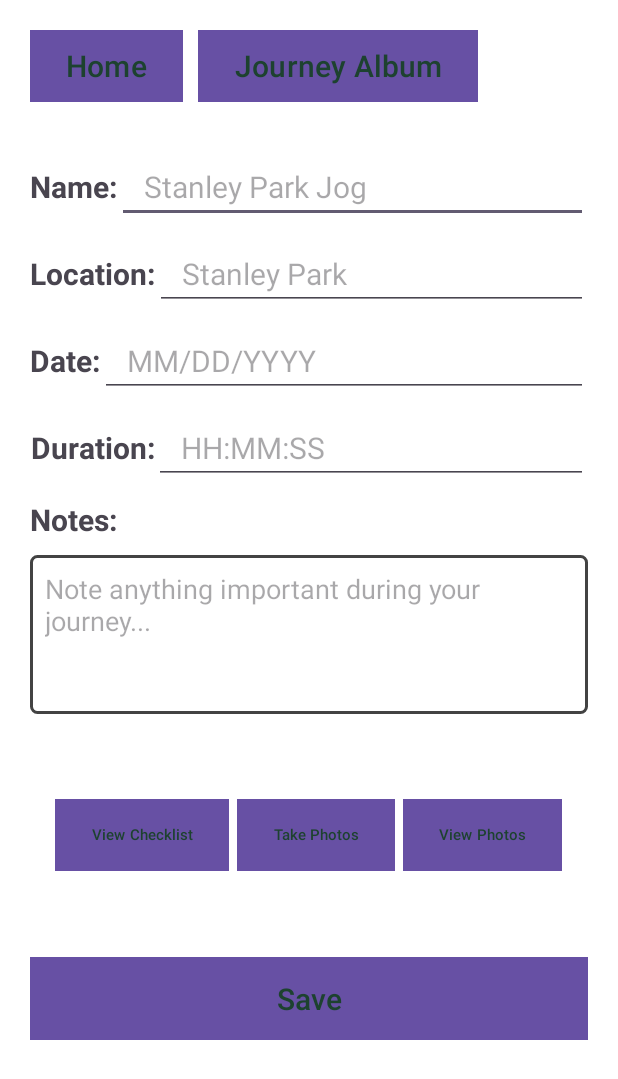
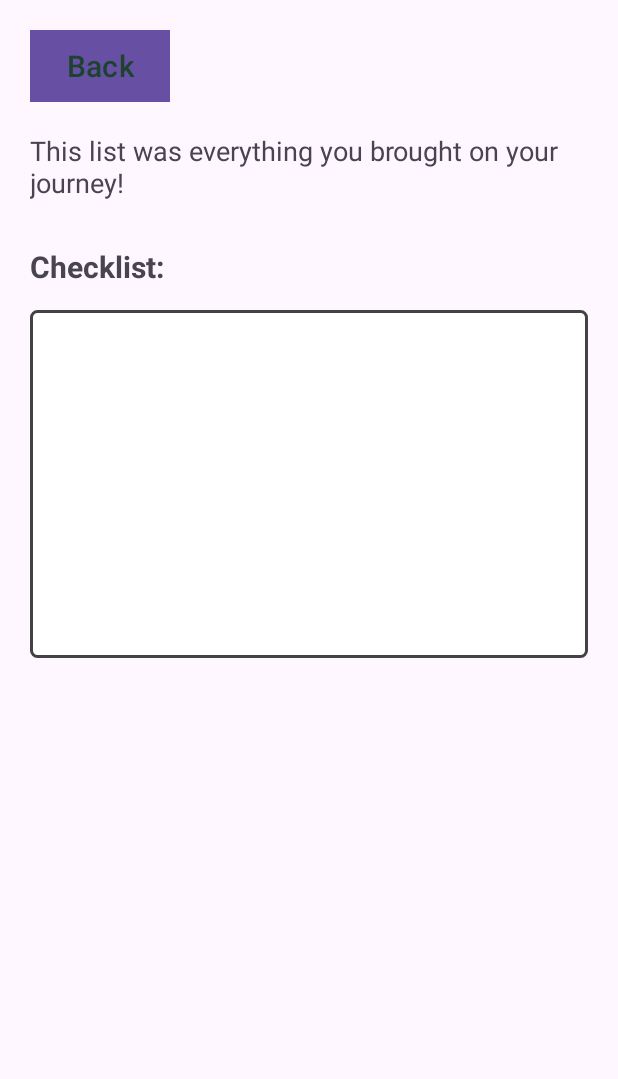
Before and after one commit to Rochelle-Tri/IAT-359-JourneyJournals, an Android app: the EditJournalDetailActivity screen opened directly, with no data from a screen before it, after a tap on "View Checklist", on a phone screen of 412 x 824 dp. Shown: the top 1079 px of the screen. Run offline under Robolectric (Android 15) with nearby library versions, the phone set to English and light mode, and no system bars.

Commit message:
Added a page for viewing the checklist for each journal entry added code for each page that leads to this function.

```diff
--- a/app/src/main/AndroidManifest.xml
+++ b/app/src/main/AndroidManifest.xml
@@ -5,8 +5,8 @@
     <uses-feature
         android:name="android.hardware.sensor.light"
         android:required="true" />
+    <uses-feature android:name="android.hardware.camera.any" />
 
-    <uses-feature android:name="android.hardware.camera.any" />
     <uses-permission android:name="android.permission.CAMERA" />
 
     <application
@@ -19,7 +19,9 @@
         android:supportsRtl="true"
         android:theme="@style/Theme.JourneyJournals"
         tools:targetApi="31">
-
+        <activity
+            android:name=".ChecklistActivity"
+            android:exported="false" />
         <activity
             android:name=".EditJournalDetailActivity"
             android:exported="false" />
--- /dev/null
+++ b/app/src/main/java/com/example/journeyjournals/ChecklistActivity.java
@@ -0,0 +1,44 @@
+package com.example.journeyjournals;
+
+import androidx.appcompat.app.AppCompatActivity;
+
+import android.os.Bundle;
+import android.view.View;
+import android.widget.TextView;
+import android.widget.Toast;
+
+public class ChecklistActivity extends AppCompatActivity {
+
+    private MyDataBase db;
+
+    String checklist;
+
+    TextView checkListTV;
+
+    @Override
+    protected void onCreate(Bundle savedInstanceState) {
+        super.onCreate(savedInstanceState);
+        setContentView(R.layout.activity_checklist);
+        checkListTV = (TextView)findViewById(R.id.checklistBoxTextView);
+
+        db = new MyDataBase(this);
+
+        // Retrieve the entry ID from Intent extras
+        Bundle extra_data = getIntent().getExtras();
+        if (extra_data!= null) {
+            // retrieve value from bundle (supply the key, get the value)
+            checklist = extra_data.getString("CHECKLIST_KEY");
+            //Toast.makeText(this, checklist, Toast.LENGTH_SHORT).show();
+            checkListTV.setText(checklist);
+
+        } else {
+            // did not receive bundle with extra data
+            Toast.makeText(this, "There is no data your checklist", Toast.LENGTH_SHORT).show();
+        }
+    }
+
+
+    public void goBack(View view){
+        finish();
+    }
+}
--- a/app/src/main/java/com/example/journeyjournals/EditJournalDetailActivity.java
+++ b/app/src/main/java/com/example/journeyjournals/EditJournalDetailActivity.java
@@ -21,7 +21,9 @@ import android.widget.Toast;
 public class EditJournalDetailActivity extends AppCompatActivity {
     EditText journeyNameTV, journeyLocationTV, journeyDateTV, journeyDurationTV, journeyNotesTV;
 
-    String name, location, date, duration, notes;
+    String name, location, date, duration, notes, checklist;
+
+    String checklistData;
     private MyDataBase db;
     private int entryId;
 
@@ -58,6 +60,8 @@ public class EditJournalDetailActivity extends AppCompatActivity {
             journeyDurationTV.setText(duration);
             journeyNotesTV.setText(notes);
 
+            checklistData = checklist;
+
         } else {
             // did not receive bundle with extra data
             Toast.makeText(this, "Didn't receive any data", Toast.LENGTH_SHORT).show();
@@ -93,7 +97,6 @@ public class EditJournalDetailActivity extends AppCompatActivity {
         String newDuration = journeyDurationTV.getText().toString();
         String newNotes = journeyNotesTV.getText().toString();
         Toast.makeText(this, "your journal has been updated", Toast.LENGTH_SHORT).show();
-        //entryId = entryId -1;
         db.updateJournalEntry(entryId, newName, newLocation, newDate, newDuration, newNotes);
     }
 
@@ -116,6 +119,7 @@ public class EditJournalDetailActivity extends AppCompatActivity {
                 date = cursor.getString(cursor.getColumnIndexOrThrow(Constants.DATE));
                 duration = cursor.getString(cursor.getColumnIndexOrThrow(Constants.DURATION));
                 notes = cursor.getString(cursor.getColumnIndexOrThrow(Constants.NOTES));
+                checklist = cursor.getString(cursor.getColumnIndexOrThrow(Constants.CHECKLIST));
 
                 // Close the cursor
                 cursor.close();
@@ -128,8 +132,8 @@ public class EditJournalDetailActivity extends AppCompatActivity {
         }
     }
     public void viewChecklist(View view){
-        Intent i = new Intent(this, EditChecklistActivity.class);
-        i.putExtra ("ENTRYID_KEY", entryId);
+        Intent i = new Intent(this, ChecklistActivity.class);
+        i.putExtra ("CHECKLIST_KEY", checklistData);
         startActivity(i);
     }
 
--- a/app/src/main/java/com/example/journeyjournals/NewJournalDetailActivity.java
+++ b/app/src/main/java/com/example/journeyjournals/NewJournalDetailActivity.java
@@ -75,6 +75,7 @@ public class NewJournalDetailActivity extends AppCompatActivity {
         String duration = journeyDurationTV.getText().toString();
         String notes = journeyNotesTV.getText().toString();
 
+        //get the checklist data from the previous page
         Bundle extra_data = getIntent().getExtras();
         String checklist = extra_data.getString("CHECKLIST_KEY");
 
@@ -83,7 +84,6 @@ public class NewJournalDetailActivity extends AppCompatActivity {
             Toast.makeText(this, "Please input all fields before saving", Toast.LENGTH_SHORT).show();
         }
         else{
-            Toast.makeText(this, name, Toast.LENGTH_SHORT).show();
             long id = db.insertData(name, location, date, duration, notes, checklist);
             if (id < 0)
             {
--- /dev/null
+++ b/app/src/main/res/layout/activity_checklist.xml
@@ -0,0 +1,69 @@
+<?xml version="1.0" encoding="utf-8"?>
+<LinearLayout xmlns:android="http://schemas.android.com/apk/res/android"
+    xmlns:tools="http://schemas.android.com/tools"
+    xmlns:app="http://schemas.android.com/apk/res-auto"
+    android:id="@+id/activity_main"
+    android:layout_width="match_parent"
+    android:layout_height="wrap_content"
+    android:layout_marginTop="20dp"
+    android:layout_marginLeft="20dp"
+    android:layout_marginRight="20dp"
+    android:orientation="vertical">
+
+    <LinearLayout
+        android:layout_width="match_parent"
+        android:layout_height="wrap_content"
+        android:layout_weight="0.1"
+        android:orientation="vertical">
+
+        <Button
+            android:id="@+id/backButton"
+            android:layout_width="wrap_content"
+            android:layout_height="wrap_content"
+            android:layout_marginBottom="20dp"
+            android:text="Back"
+            android:onClick="goBack"
+            android:textColor="#1D422F"
+            android:background="#84e89f"
+            android:textSize="20sp" />
+    </LinearLayout>
+    <LinearLayout
+        android:orientation="horizontal"
+        android:layout_width="match_parent"
+        android:layout_height="0dp"
+        android:layout_weight="4"
+        android:layout_marginBottom="20dp"
+        android:id="@+id/nameLayout">
+
+        <TextView
+            android:layout_width="wrap_content"
+            android:layout_height="wrap_content"
+            android:text="This list was everything you brought on your journey!"
+            android:id="@+id/journeyNameTextView"
+            android:textSize="18sp"
+            android:layout_marginBottom="10dp"
+            android:gravity="left" />
+
+    </LinearLayout>
+
+    <TextView
+        android:id="@+id/checklistTextView"
+        android:text="Checklist:"
+        android:layout_width="match_parent"
+        android:layout_height="wrap_content"
+        android:textSize="20sp"
+        android:textStyle="bold"
+        android:layout_marginBottom="15dp"
+        />
+
+    <TextView
+        android:id="@+id/checklistBoxTextView"
+        android:layout_width="match_parent"
+        android:layout_height="232dp"
+        android:layout_marginBottom="20dp"
+        android:background="@drawable/textbox_style"
+        android:padding="10dp"
+        android:gravity="top"
+        android:textSize="18sp" />
+
+</LinearLayout>
```
